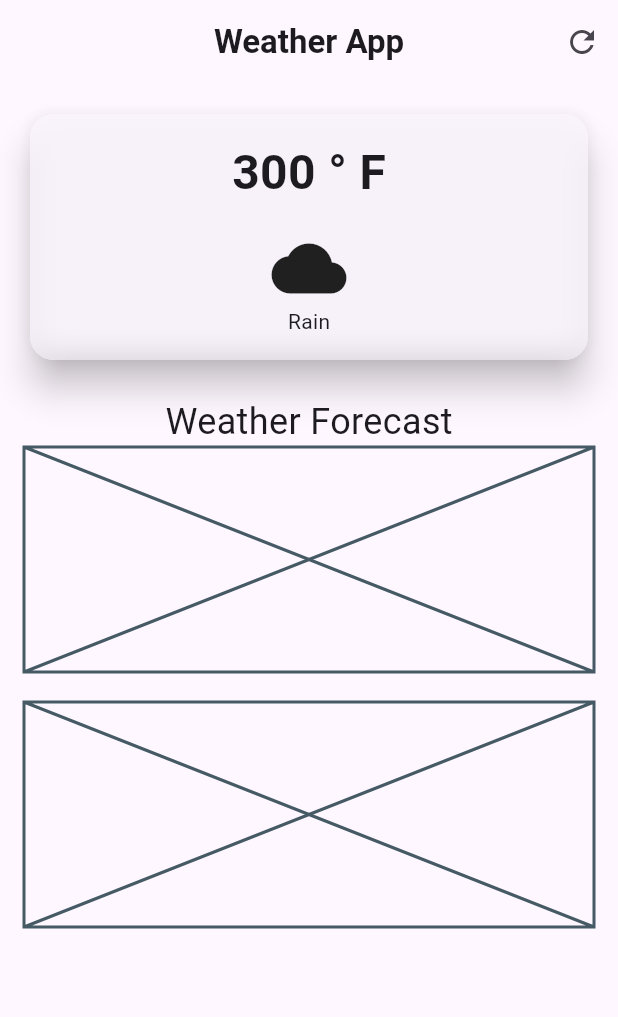
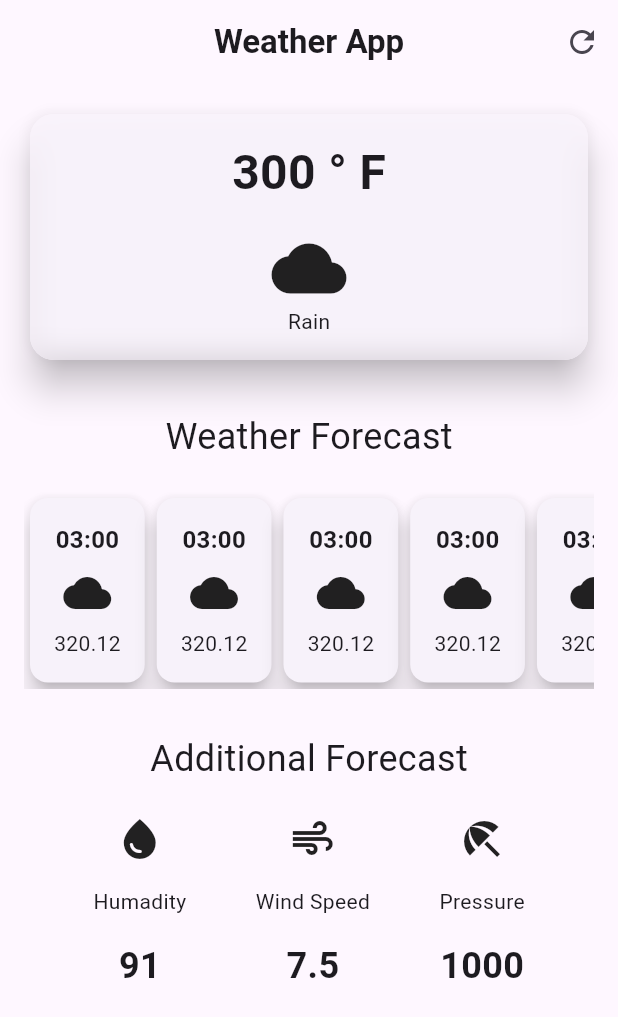
Before and after one commit to ShRudra88/flutter_practice_projects, a Flutter app: the screen it shows after launch, on a phone screen of 412 x 824 dp. Shown: the top 1017 px of the screen. Run offline on Flutter 3.47's test engine with Material 3 defaults, Android fonts, the phone set to English and light mode, and no system bars.

Commit message:
feat: Implement Weather Forecast and Additional Info UI
This commit introduces UI elements for displaying weather forecast and additional information on the `WeatherScreen`.

Key changes:
- Created `additional_info_item.dart` which defines `AdditionalInfoItem`, a widget to display an icon, label, and value (e.g., humidity, wind speed, pressure).
- Created `wearther_forecast_item.dart` (note: typo in filename, likely intended to be `weather_forecast_item.dart`) which defines `HourlyForecastItem`, a card widget to display hourly forecast details (time, icon, temperature).
- Updated `WeatherScreen`:
    - Added a horizontally scrollable `Row` of `HourlyForecastItem` widgets under the "Weather Forecast" section.
    - Replaced placeholder widgets under "Additional Forecast" (previously "Weather Forecast") with a `Row` of `AdditionalInfoItem` widgets displaying humidity, wind speed, and pressure.
    - Adjusted spacing and alignment for better layout.

```diff
--- /dev/null
+++ b/lib/additional_info_item.dart
@@ -0,0 +1,34 @@
+import 'package:flutter/material.dart';
+
+class AdditionalInfoItem extends StatelessWidget {
+
+  final IconData icon;
+  final String label;
+  final String value;
+
+  const AdditionalInfoItem({
+    super.key,
+    required this.icon,
+    required this.label,
+    required this.value,
+  });
+
+
+  @override
+  Widget build(BuildContext context) {
+    return Column(
+      children: [
+        Icon(icon, size: 32,),
+        SizedBox(height: 16,),
+        Text(label),
+        SizedBox(height: 16,),
+        Text(value,
+          style: TextStyle(
+              fontSize: 24,
+              fontWeight: FontWeight.bold
+          ),
+        )
+      ],
+    );
+  }
+}
--- /dev/null
+++ b/lib/wearther_forecast_item.dart
@@ -0,0 +1,32 @@
+import 'package:flutter/material.dart';
+
+class HourlyForecastItem extends StatelessWidget {
+  const HourlyForecastItem({
+    super.key,
+  });
+
+  @override
+  Widget build(BuildContext context) {
+    return Card(
+      elevation: 6,
+      child: Container(
+        padding: const EdgeInsets.all(16.0),
+        decoration: BoxDecoration(
+          borderRadius: BorderRadius.circular(12),
+        ),
+        child: Column(
+          children: [
+            Text('03:00', style: TextStyle(
+                fontSize: 16,
+                fontWeight: FontWeight.bold
+            ),),
+            SizedBox(height: 8,),
+            Icon(Icons.cloud, size: 32,),
+            SizedBox(height: 8,),
+            Text('320.12')
+          ],
+        ),
+      ),
+    );
+  }
+}
--- a/lib/weather_screen.dart
+++ b/lib/weather_screen.dart
@@ -1,6 +1,9 @@
 import 'dart:ui';
 
 import 'package:flutter/material.dart';
+
+import 'additional_info_item.dart';
+import 'wearther_forecast_item.dart';
 
 class WeatherScreen extends StatelessWidget {
   const WeatherScreen({super.key});
@@ -56,16 +59,53 @@ class WeatherScreen extends StatelessWidget {
                 ),
               ),
             ),
-            SizedBox(height: 20,),
+            SizedBox(height: 30,),
             Align(
 
               child: Text('Weather Forecast', style: TextStyle(
                 fontSize: 24,
               ),),
             ),
-            Placeholder(fallbackHeight: 150,),
             SizedBox(height: 20,),
-            Placeholder(fallbackHeight: 150,),
+            SingleChildScrollView(
+              scrollDirection: Axis.horizontal,
+              child: Row(
+                children: [
+                  HourlyForecastItem(),
+                  HourlyForecastItem(),
+                  HourlyForecastItem(),
+                  HourlyForecastItem(),
+                  HourlyForecastItem(),
+                ],
+              ),
+            ),
+            SizedBox(height: 30,),
+            Align(
+              child: Text('Additional Forecast', style: TextStyle(
+                fontSize: 24,
+              ),),
+            ),
+            SizedBox(height: 20,),
+            Row(
+              mainAxisAlignment: MainAxisAlignment.spaceEvenly,
+              children: [
+                AdditionalInfoItem(
+                  icon: Icons.water_drop,
+                  label: 'Humadity',
+                  value: '91',
+                ),
+                AdditionalInfoItem(
+                  icon: Icons.air,
+                  label: 'Wind Speed',
+                  value: '7.5',
+                ),
+                AdditionalInfoItem(
+                  icon: Icons.beach_access,
+                  label: 'Pressure',
+                  value: '1000',
+                ),
+              ],
+            )
           ],
         ),
       ),
```
